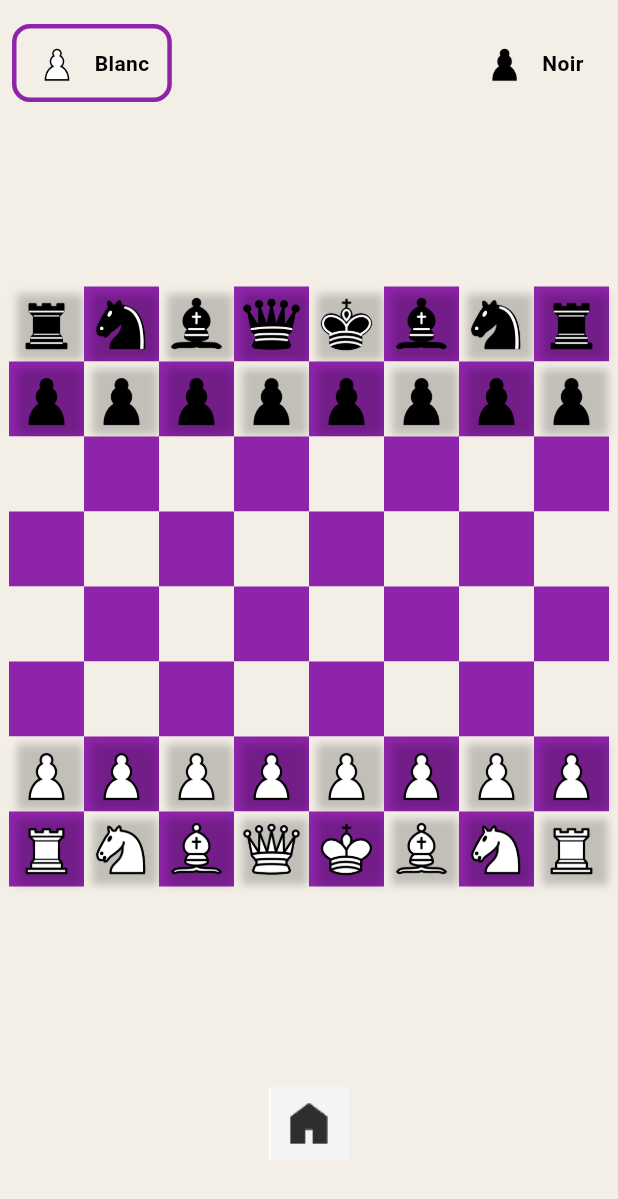
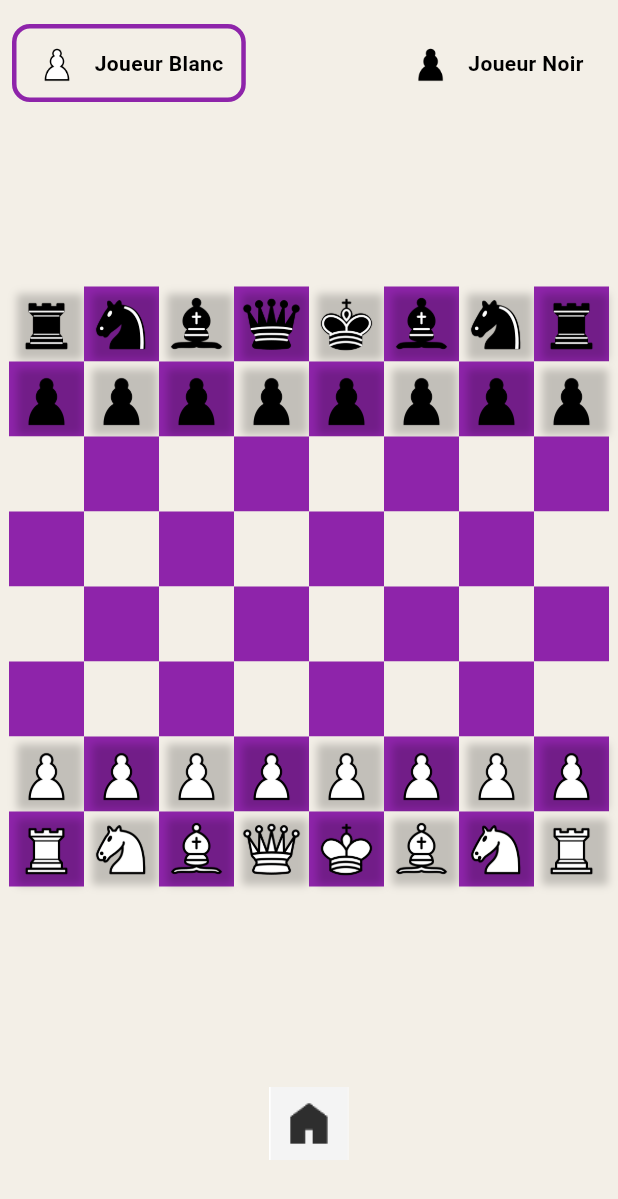
Before and after one commit to AniBhh224/Jeu-Echec-Flutter, a Flutter app: the Jeu screen opened directly, on a phone screen of 412 x 824 dp. Shown: the top 1199 px of the screen. Run offline on Flutter 3.47's test engine with Material 3 defaults, Android fonts, the phone set to English and light mode, and no system bars; missing offline and left inert: stockfish.

Commit message:
timer + nom des joueurs

```diff
--- a/lib/jeu.dart
+++ b/lib/jeu.dart
@@ -6,6 +6,8 @@ import 'joueur.dart';
 import 'utils.dart';
 import 'menu.dart';
 import 'player_type.dart';
+import 'dart:async';
+
 
 
 
@@ -14,8 +16,12 @@ class Jeu extends StatefulWidget {
 
   final PlayerType joueurBlancType;
   final PlayerType joueurNoirType;
-  final bool isBoardReversed; // <-- Ajouté
-  final int niveauBot; // ajoute ce paramètre
+  final bool isBoardReversed;
+  final int niveauBot;
+  final Duration? duration;
+  final String nomJoueurBlanc;
+  final String nomJoueurNoir;
+
 
   const Jeu({
     super.key,
@@ -23,6 +29,9 @@ class Jeu extends StatefulWidget {
     this.joueurNoirType = PlayerType.human,
     this.isBoardReversed = false,
     this.niveauBot = 0, // valeur par défaut (niveau minimal)
+    this.duration,
+    this.nomJoueurBlanc = 'Joueur Blanc',
+    this.nomJoueurNoir = 'Joueur Noir',
 
   });
 
@@ -84,6 +93,18 @@ class BandeJoueur extends StatelessWidget {
 
 class _JeuState extends State<Jeu> {
 
+  String _formatDuration(Duration duration) {
+  String minutes = duration.inMinutes.remainder(60).toString().padLeft(2, '0');
+  String seconds = duration.inSeconds.remainder(60).toString().padLeft(2, '0');
+  return "$minutes:$seconds";
+}
+
+
+  Duration _tempsRestantBlanc = Duration.zero;
+  Duration _tempsRestantNoir = Duration.zero;
+  Timer? _timer;
+
+
   bool estInverse = false; // par défaut pas inversé
 
   late List<List<ChessPiece?>> board;
@@ -112,8 +133,9 @@ class _JeuState extends State<Jeu> {
 
     board = ChessBoard.getInitialBoard();
     casesPossibles = List.generate(8, (_) => List.generate(8, (_) => false));
-    joueurBlanc = const Joueur(nom: 'Blanc', estBlanc: true);
-    joueurNoir = const Joueur(nom: 'Noir', estBlanc: false);
+    joueurBlanc = Joueur(nom: widget.nomJoueurBlanc, estBlanc: true);
+    joueurNoir = Joueur(nom: widget.nomJoueurNoir, estBlanc: false);
+
     joueurActuel = joueurBlanc;
 
     joueurBlancType = widget.joueurBlancType;
@@ -143,6 +165,14 @@ class _JeuState extends State<Jeu> {
     });
 
     isBoardReversed = widget.isBoardReversed;
+    if (widget.duration != null &&
+    joueurBlancType == PlayerType.human &&
+    joueurNoirType == PlayerType.human) {
+  _tempsRestantBlanc = widget.duration!;
+  _tempsRestantNoir = widget.duration!;
+  _demarrerTimer();
+}
+
   }
 
   bool _isBotTurn() {
@@ -175,6 +205,13 @@ class _JeuState extends State<Jeu> {
     if (joueurBlancType == PlayerType.human && joueurNoirType == PlayerType.human) {
       estInverse = !estInverse;
     }
+
+    if (widget.duration != null &&
+    joueurBlancType == PlayerType.human &&
+    joueurNoirType == PlayerType.human) {
+  _demarrerTimer();
+}
+
   }
 
 
@@ -540,15 +577,65 @@ class _JeuState extends State<Jeu> {
               const SizedBox(height: 12),
 
                 Expanded(
-                child: Center(
+                  child: Stack(
+                    children: [
+                      Center(
                         child: ChessBoard(
                           board: board,
                           casesPossibles: casesPossibles,
                           onTapCase: onTapCase,
                           reverse: isBoardReversed,
                         ),
+                      ),
+                      if (widget.duration != null &&
+                          joueurBlancType == PlayerType.human &&
+                          joueurNoirType == PlayerType.human) ...[
+                        //  Timer des Noirs en haut à gauche
+                      Positioned(
+                        top: 10,
+                        left: 10,
+                        child: Column(
+                          crossAxisAlignment: CrossAxisAlignment.start,
+                          children: [
+                            Text(joueurNoir.nom, style: const TextStyle(fontSize: 14, fontWeight: FontWeight.bold)),
+                            Container(
+                              padding: const EdgeInsets.all(8),
+                              decoration: BoxDecoration(
+                                color: Colors.white70,
+                                borderRadius: BorderRadius.circular(8),
+                              ),
+                              child: Text(
+                                _formatDuration(_tempsRestantNoir),
+                                style: const TextStyle(fontSize: 16, fontWeight: FontWeight.bold),
+                              ),
+                            ),
+                          ],
+                        ),
+                      ),
+                      Positioned(
+                        bottom: 10,
+                        right: 10,
+                        child: Column(
+                          crossAxisAlignment: CrossAxisAlignment.end,
+                          children: [
+                            Text(joueurBlanc.nom, style: const TextStyle(fontSize: 14, fontWeight: FontWeight.bold)),
+                            Container(
+                              padding: const EdgeInsets.all(8),
+                              decoration: BoxDecoration(
+                                color: Colors.white70,
+                                borderRadius: BorderRadius.circular(8),
+                              ),
+                              child: Text(
+                                _formatDuration(_tempsRestantBlanc),
+                                style: const TextStyle(fontSize: 16, fontWeight: FontWeight.bold),
+                              ),
+                            ),
+                          ],
+                        ),
+                      ),
 
-
+                      ],
+                    ],
                   ),
                 ),
 
@@ -576,4 +663,62 @@ class _JeuState extends State<Jeu> {
       ),
     );
   }
+
+  void _demarrerTimer() {
+  _timer?.cancel();
+  if (widget.duration == null) return;
+
+  _timer = Timer.periodic(const Duration(seconds: 1), (_) {
+    setState(() {
+      if (joueurActuel == joueurBlanc) {
+        _tempsRestantBlanc -= const Duration(seconds: 1);
+        if (_tempsRestantBlanc.inSeconds <= 0) {
+          _timer?.cancel();
+          _finDePartie("Temps écoulé pour Blanc !");
         }
+      } else {
+        _tempsRestantNoir -= const Duration(seconds: 1);
+        if (_tempsRestantNoir.inSeconds <= 0) {
+          _timer?.cancel();
+          _finDePartie("Temps écoulé pour Noir !");
+        }
+      }
+    });
+  });
+}
+
+
+void _finDePartie(String message) {
+  showDialog(
+    context: context,
+    barrierDismissible: false,
+    builder: (_) => AlertDialog(
+      title: const Text("Fin de partie"),
+      content: Text(message),
+      actions: [
+        TextButton(
+          onPressed: () {
+            Navigator.pushAndRemoveUntil(
+              context,
+              MaterialPageRoute(builder: (_) => const MenuPrincipal()),
+              (_) => false,
+            );
+          },
+          child: const Text("Retour au menu"),
+        ),
+      ],
+    ),
+  );
+}
+
+
+  @override
+void dispose() {
+  stockfish.stdin = 'quit';
+  stockfish.dispose();
+  super.dispose();
+  _timer?.cancel();
+
+}
+
+}
```
Also changed, not shown: lib/menu.dart (+8 -12 lines), lib/timer_selection.dart (added, +114 -0 lines), 1 other file. Lines whose indentation alone changed are shown as unchanged.
